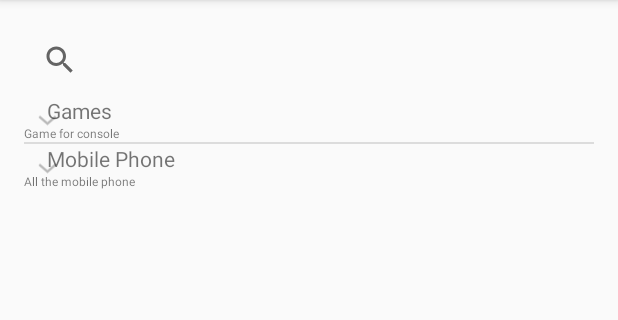
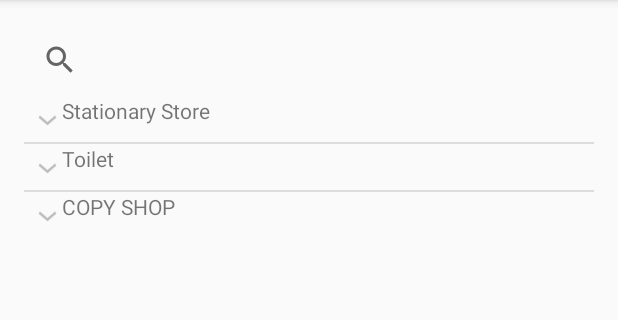
Before and after one commit to vuun/InFlyniteKuLocator, an Android app: the MainActivitySearch screen opened directly, with no data from a screen before it, on a phone screen of 412 x 824 dp, the part 84-404 px from its top. Run offline under Robolectric (Android 15) with nearby library versions, the phone set to English and light mode, and no system bars; network calls fail.

```diff
--- a/Description/app/build.gradle
+++ b/Description/app/build.gradle
@@ -27,4 +27,6 @@ dependencies {
     compile 'com.mcxiaoke.volley:library:1.0.18'
     compile 'com.android.support:recyclerview-v7:23.0.1'
     compile 'com.google.android.gms:play-services:8.1.0'
+    compile 'com.google.code.gson:gson:2.3.1'
+    compile 'com.google.code.gson:gson:2.4'
 }
--- a/Description/app/src/main/java/com/example/vuun/description/MainActivitySearch.java
+++ b/Description/app/src/main/java/com/example/vuun/description/MainActivitySearch.java
@@ -28,14 +28,18 @@ public class MainActivitySearch extends AppCompatActivity {
     private void initData() {
         catList = new ArrayList<Category>();
 
-        Category cat1 = createCategory("Games", "Game for console", 1);
-        cat1.setItemList(createItems("Game Item", "This is the game n.", 5));
+        Category cat1 = createCategory("   Stationary Store", "", 1);
+        cat1.setItemList(createItems("Store", "x", 5));
 
-        Category cat2 = createCategory("Mobile Phone", "All the mobile phone", 2);
-        cat2.setItemList(createItems("Phone Item", "This is the phone n.", 5));
+        Category cat2 = createCategory("   Toilet", "", 2);
+        cat2.setItemList(createItems("Toilet", "x", 5));
+
+        Category cat3 = createCategory("   COPY SHOP", "", 3);
+        cat3.setItemList(createItems("Shop", "x", 5));
 
         catList.add(cat1);
         catList.add(cat2);
+        catList.add(cat3);
     }
 
     private Category createCategory(String name, String descr, long id) {
@@ -47,7 +51,7 @@ public class MainActivitySearch extends AppCompatActivity {
         List<ItemDetail> result = new ArrayList<ItemDetail>();
 
         for (int i=0; i < num; i++) {
-            ItemDetail item = new ItemDetail(i, 0, "item" + i, "Descr" + i);
+            ItemDetail item = new ItemDetail(i, 0, name + i, descr + i);
             result.add(item);
         }
 
--- a/Description/app/src/main/res/layout/activity_account.xml
+++ b/Description/app/src/main/res/layout/activity_account.xml
@@ -18,7 +18,7 @@
         <TextView
             android:layout_width="wrap_content"
             android:layout_height="wrap_content"
-            android:text="You have Logged In"
+            android:text="You have Logged in as"
             android:textSize="30dp"
             android:textStyle="bold"
             android:id="@+id/info" />
--- a/Description/app/src/main/res/layout/activity_fav.xml
+++ b/Description/app/src/main/res/layout/activity_fav.xml
@@ -3,7 +3,7 @@
     android:layout_height="match_parent" android:paddingLeft="@dimen/activity_horizontal_margin"
     android:paddingRight="@dimen/activity_horizontal_margin"
     android:paddingTop="@dimen/activity_vertical_margin"
-    android:paddingBottom="@dimen/activity_vertical_margin" tools:context=".MainActivitySearch">
+    android:paddingBottom="@dimen/activity_vertical_margin" tools:context=".FavActivity" >
 
     <SearchView
         android:layout_width="wrap_content"
```
Also changed, not shown: Description/app/src/main/java/com/example/vuun/description/AccountActivity.java (+7 -0 lines), Description/app/src/main/java/com/example/vuun/description/DescActivity.java (+73 -25 lines), Description/app/src/main/java/com/example/vuun/description/PlaceDetail.java (added, +9 -0 lines), Description/app/src/main/res/layout/activity_desc.xml (+16 -6 lines), 1 other file.
